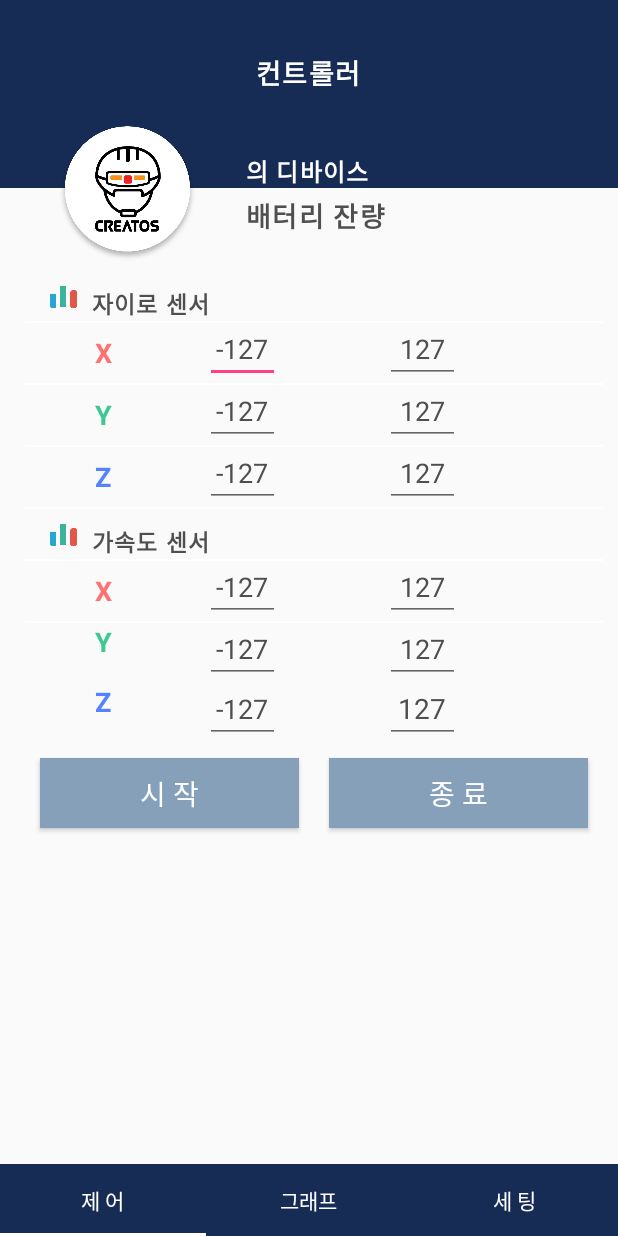
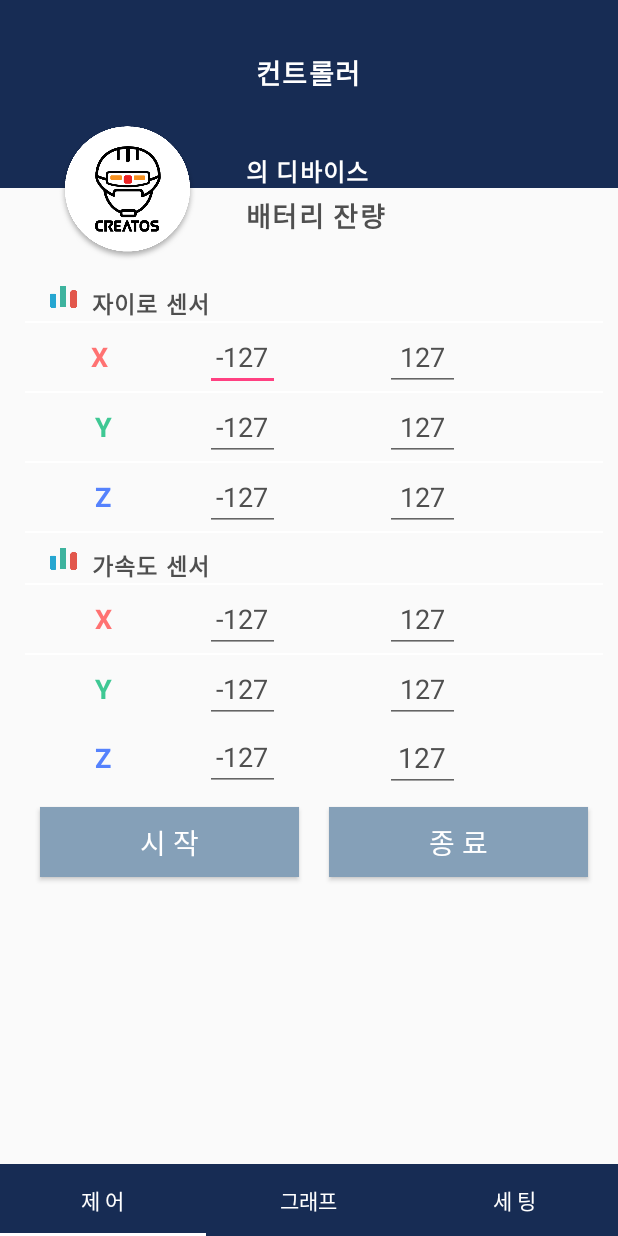
Before and after one commit to kminseop90/HelmetBluetooth, an Android app: the ControllerFragment screen opened directly, with no data from a screen before it, on a phone screen of 412 x 824 dp. Run offline under Robolectric (Android 15) with nearby library versions, the light colour scheme and no system bars; our stand-ins replace ButterKnife; 3 statements that could not run were skipped.

Commit message:
에딧텍스트 레이아웃 수정

```diff
--- a/app/src/main/res/layout/fragment_controller.xml
+++ b/app/src/main/res/layout/fragment_controller.xml
@@ -76,6 +76,16 @@
             android:textSize="18.3sp"
             android:textStyle="bold" />
 
+        <ScrollView
+            android:layout_width="match_parent"
+            android:layout_height="match_parent"
+            android:layout_below="@id/header_layout">
+
+            <LinearLayout
+                android:layout_width="match_parent"
+                android:layout_height="match_parent"
+                android:orientation="vertical">
+
                 <LinearLayout
                     android:id="@+id/linear_layout"
                     android:layout_width="match_parent"
@@ -89,7 +99,7 @@
                     <LinearLayout
                         android:id="@+id/layout_gyro_group"
                         android:layout_width="match_parent"
-                android:layout_height="match_parent"
+                        android:layout_height="wrap_content"
                         android:orientation="horizontal">
 
                         <ImageView
@@ -138,17 +148,15 @@
 
                     <RelativeLayout
                         android:layout_width="match_parent"
-                android:layout_height="40dp"
+                        android:layout_height="wrap_content"
                         android:layout_below="@id/layout_gyro_group">
 
                         <TextView
                             android:id="@+id/textViewX"
                             android:layout_width="15.7dp"
                             android:layout_height="match_parent"
-                    android:layout_alignParentBottom="true"
-                    android:layout_gravity="center_vertical"
+                            android:layout_centerVertical="true"
                             android:layout_marginLeft="44.3dp"
-                    android:gravity="center"
                             android:text="X"
                             android:textColor="#ff7272"
                             android:textSize="18.3sp"
@@ -157,8 +165,7 @@
                         <EditText
                             android:id="@+id/input_gyroX_x"
                             android:layout_width="50dp"
-                    android:layout_height="match_parent"
-                    android:layout_alignParentBottom="true"
+                            android:layout_height="wrap_content"
                             android:layout_alignTop="@+id/textViewX"
                             android:layout_marginLeft="120dp"
                             android:gravity="center"
@@ -173,9 +180,7 @@
                         <EditText
                             android:id="@+id/input_gyroX_y"
                             android:layout_width="50dp"
-                    android:layout_height="match_parent"
-                    android:layout_alignParentBottom="true"
-                    android:layout_alignParentTop="true"
+                            android:layout_height="wrap_content"
                             android:layout_marginLeft="240dp"
                             android:gravity="center"
                             android:hint="127"
@@ -212,17 +217,15 @@
 
                     <RelativeLayout
                         android:layout_width="match_parent"
-                android:layout_height="40dp"
+                        android:layout_height="wrap_content"
                         android:layout_below="@id/layout_gyro_group">
 
                         <TextView
                             android:id="@+id/textView"
                             android:layout_width="15.7dp"
-                    android:layout_height="match_parent"
-                    android:layout_alignParentBottom="true"
-                    android:layout_gravity="center_vertical"
+                            android:layout_height="wrap_content"
+                            android:layout_centerVertical="true"
                             android:layout_marginLeft="44.3dp"
-                    android:gravity="center"
                             android:text="Y"
                             android:textAlignment="center"
                             android:textColor="#3fc894"
@@ -232,8 +235,7 @@
                         <EditText
                             android:id="@+id/input_gyroY_x"
                             android:layout_width="50dp"
-                    android:layout_height="match_parent"
-                    android:layout_alignParentBottom="true"
+                            android:layout_height="wrap_content"
                             android:layout_alignTop="@+id/textView"
                             android:layout_gravity="center_vertical"
                             android:layout_marginLeft="120dp"
@@ -250,7 +252,7 @@
                         <EditText
                             android:id="@+id/input_gyroY_y"
                             android:layout_width="50dp"
-                    android:layout_height="match_parent"
+                            android:layout_height="wrap_content"
                             android:layout_marginLeft="240dp"
                             android:gravity="center"
                             android:hint="127"
@@ -287,16 +289,15 @@
 
                     <RelativeLayout
                         android:layout_width="match_parent"
-                android:layout_height="40dp"
+                        android:layout_height="wrap_content"
                         android:layout_below="@id/layout_gyro_group">
 
                         <TextView
                             android:layout_width="15.7dp"
                             android:layout_height="match_parent"
                             android:layout_alignParentBottom="true"
-                    android:layout_gravity="center_vertical"
+                            android:layout_centerVertical="true"
                             android:layout_marginLeft="44.3dp"
-                    android:gravity="center"
                             android:text="Z"
                             android:textAlignment="center"
                             android:textColor="#5582fd"
@@ -306,9 +307,7 @@
                         <EditText
                             android:id="@+id/input_gyroZ_x"
                             android:layout_width="50dp"
-                    android:layout_height="match_parent"
-                    android:layout_alignParentBottom="true"
-                    android:layout_gravity="center_vertical"
+                            android:layout_height="wrap_content"
                             android:layout_marginLeft="120dp"
                             android:gravity="center"
                             android:hint="-127"
@@ -322,7 +321,7 @@
                         <EditText
                             android:id="@+id/input_gyroZ_y"
                             android:layout_width="50dp"
-                    android:layout_height="match_parent"
+                            android:layout_height="wrap_content"
                             android:layout_marginLeft="240dp"
                             android:gravity="center"
                             android:hint="127"
@@ -370,7 +369,7 @@
 
                     <LinearLayout
                         android:layout_width="match_parent"
-                android:layout_height="match_parent"
+                        android:layout_height="wrap_content"
                         android:orientation="horizontal">
 
                         <ImageView
@@ -417,14 +416,13 @@
 
                     <RelativeLayout
                         android:layout_width="match_parent"
-                android:layout_height="40dp"
+                        android:layout_height="wrap_content"
                         android:layout_below="@id/layout_gyro_group">
 
                         <TextView
                             android:layout_width="15.7dp"
                             android:layout_height="match_parent"
-                    android:layout_alignParentBottom="true"
-                    android:layout_gravity="center_vertical"
+                            android:layout_centerVertical="true"
                             android:layout_marginLeft="44.3dp"
                             android:gravity="center"
                             android:text="X"
@@ -436,9 +434,7 @@
                         <EditText
                             android:id="@+id/input_accelX_x"
                             android:layout_width="50dp"
-                    android:layout_height="match_parent"
-                    android:layout_alignParentBottom="true"
-                    android:layout_gravity="center_vertical"
+                            android:layout_height="wrap_content"
                             android:layout_marginLeft="120dp"
                             android:gravity="center"
                             android:hint="-127"
@@ -453,9 +449,7 @@
                         <EditText
                             android:id="@+id/input_accelX_y"
                             android:layout_width="50dp"
-                    android:layout_height="match_parent"
-                    android:layout_alignParentBottom="true"
-                    android:layout_alignParentTop="true"
+                            android:layout_height="wrap_content"
                             android:layout_marginLeft="240dp"
                             android:gravity="center"
                             android:hint="127"
@@ -492,14 +486,13 @@
 
                     <RelativeLayout
                         android:layout_width="match_parent"
-                android:layout_height="40dp"
+                        android:layout_height="wrap_content"
                         android:layout_below="@id/layout_gyro_group">
 
                         <TextView
                             android:layout_width="15.7dp"
                             android:layout_height="match_parent"
-                    android:layout_alignParentBottom="true"
-                    android:layout_gravity="center_vertical"
+                            android:layout_centerVertical="true"
                             android:layout_marginLeft="44.3dp"
                             android:text="Y"
                             android:textAlignment="center"
@@ -510,9 +503,7 @@
                         <EditText
                             android:id="@+id/input_accelY_x"
                             android:layout_width="50dp"
-                    android:layout_height="match_parent"
-                    android:layout_alignParentBottom="true"
-                    android:layout_gravity="center_vertical"
+                            android:layout_height="wrap_content"
                             android:layout_marginLeft="120dp"
                             android:gravity="center"
                             android:hint="-127"
@@ -527,9 +518,7 @@
                         <EditText
                             android:id="@+id/input_accelY_y"
                             android:layout_width="50dp"
-                    android:layout_height="match_parent"
-                    android:layout_alignParentBottom="true"
-                    android:layout_alignParentTop="true"
+                            android:layout_height="wrap_content"
                             android:layout_marginLeft="240dp"
                             android:gravity="center"
                             android:hint="127"
@@ -543,14 +532,13 @@
 
                     <RelativeLayout
                         android:layout_width="match_parent"
-                android:layout_height="40dp"
+                        android:layout_height="wrap_content"
                         android:layout_below="@id/layout_gyro_group">
 
                         <TextView
                             android:layout_width="15.7dp"
                             android:layout_height="match_parent"
-                    android:layout_alignParentBottom="true"
-                    android:layout_gravity="center_vertical"
+                            android:layout_centerVertical="true"
                             android:layout_marginLeft="44.3dp"
                             android:text="Z"
                             android:textAlignment="center"
@@ -561,9 +549,7 @@
                         <EditText
                             android:id="@+id/input_accelZ_x"
                             android:layout_width="50dp"
-                    android:layout_height="match_parent"
-                    android:layout_alignParentBottom="true"
-                    android:layout_gravity="center_vertical"
+                            android:layout_height="wrap_content"
                             android:layout_marginLeft="120dp"
                             android:gravity="center"
                             android:hint="-127"
@@ -578,9 +564,7 @@
                         <EditText
                             android:id="@+id/input_accelZ_y"
                             android:layout_width="50dp"
-                    android:layout_height="match_parent"
-                    android:layout_alignParentBottom="true"
-                    android:layout_alignParentTop="true"
+                            android:layout_height="wrap_content"
                             android:layout_marginLeft="240dp"
                             android:gravity="center"
                             android:hint="127"
@@ -624,6 +608,11 @@
                 </LinearLayout>
 
 
+            </LinearLayout>
+
+        </ScrollView>
+
+
     </RelativeLayout>
 
 </LinearLayout>
```
Lines whose indentation alone changed are shown as unchanged.
